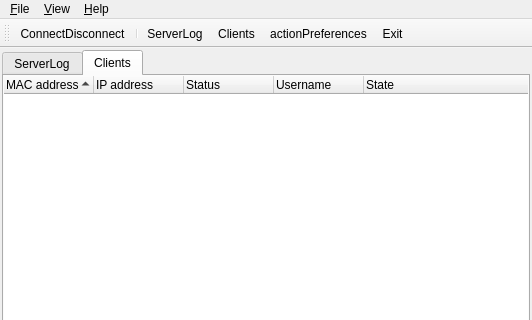
Above: src/MyCrawler/MyCrawlerServer/ServerMainWindow.ui from geogeo28/mycrawler-alpha before the change; both pictures show x 0 to 532 and y 0 to 320 of the 532 by 478 pixel window. Below: the same form after it.
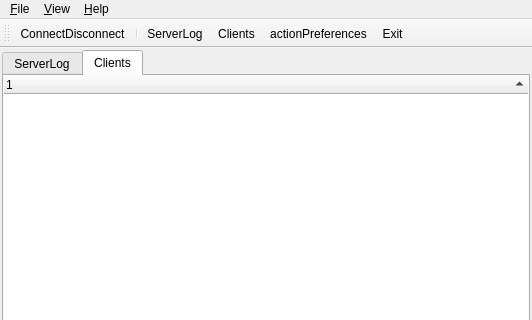
That is the form after the change. Icons and pictures are not drawn. Custom widgets are drawn as their Qt base class.

Commit message: + Added a specialized QTreeWidget to the list of clients. It's possible to load/save the columns configuration (Width, Hidden, Position, SortIndex, SortOrder).

```diff
--- a/src/MyCrawler/MyCrawlerServer/ServerMainWindow.ui
+++ b/src/MyCrawler/MyCrawlerServer/ServerMainWindow.ui
@@ -86,31 +86,9 @@
           <attribute name="headerDefaultSectionSize">
            <number>90</number>
           </attribute>
-          <column>
-           <property name="text">
-            <string>MAC address</string>
-           </property>
-          </column>
-          <column>
-           <property name="text">
-            <string>IP address</string>
-           </property>
-          </column>
-          <column>
-           <property name="text">
-            <string>Status</string>
-           </property>
-          </column>
-          <column>
-           <property name="text">
-            <string>Username</string>
-           </property>
-          </column>
-          <column>
-           <property name="text">
-            <string>State</string>
-           </property>
-          </column>
+          <attribute name="headerHighlightSections">
+           <bool>true</bool>
+          </attribute>
          </widget>
         </item>
        </layout>
@@ -347,6 +325,11 @@
    <extends>QTextEdit</extends>
    <header>ServerLogTextEdit.h</header>
   </customwidget>
+  <customwidget>
+   <class>MCClientsTreeWidget</class>
+   <extends>QTreeWidget</extends>
+   <header>ClientsTreeWidget.h</header>
+  </customwidget>
  </customwidgets>
  <resources>
   <include location="resources.qrc"/>
```
Left out of the diff: 6 changed lines with no effect on the pictures. The commit also changes 4 other files.
